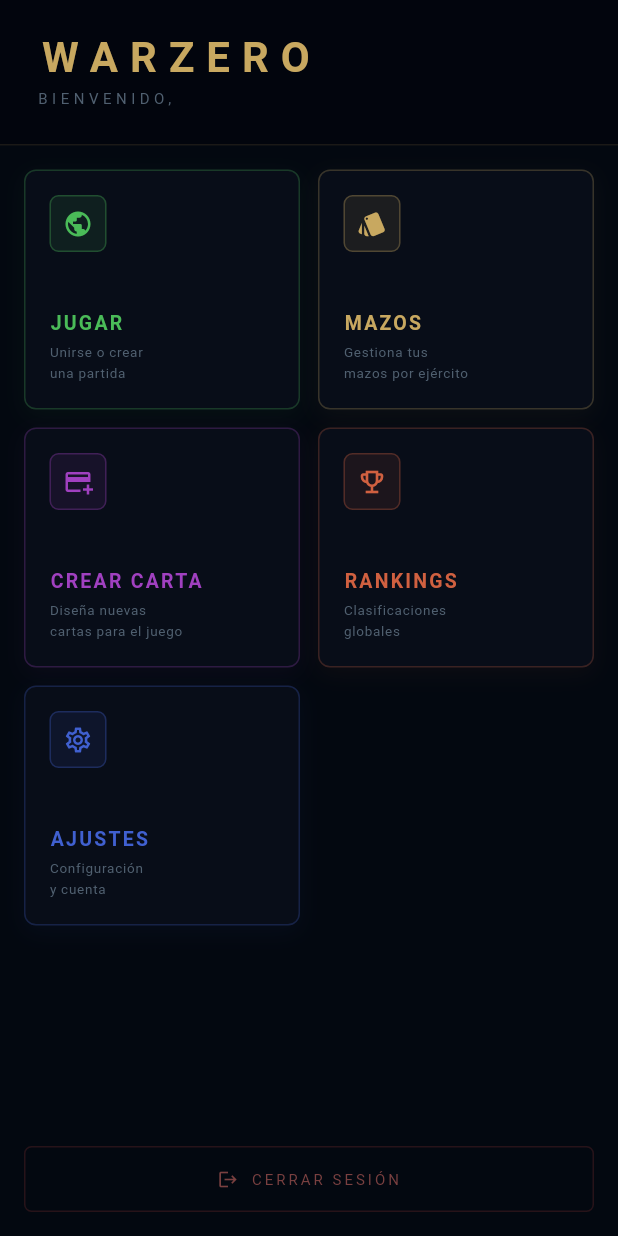
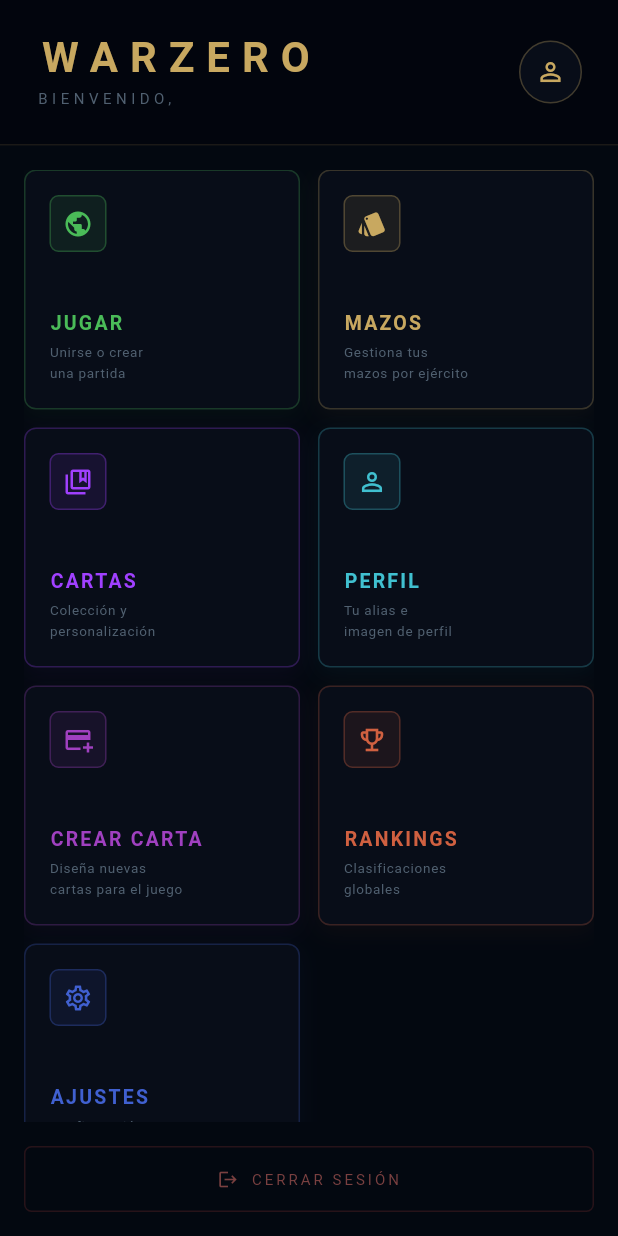
Before and after one commit to Daga89Mad/warzero, a Flutter app: the screen it shows once a user with an empty profile is signed in, on a phone screen of 412 x 824 dp. Run offline on Flutter 3.47's test engine with Material 3 defaults, Android fonts, the phone set to English and light mode, and no system bars; our stand-ins replace cloud_firestore, firebase_auth, firebase_core, flutter_secure_storage, shared_preferences; accounts and stored records are empty; Roboto replaces fonts that are missing (Cinzel).

Commit message:
Arreglo evoluciones y menu

```diff
--- a/lib/views/menu.dart
+++ b/lib/views/menu.dart
@@ -7,6 +7,8 @@ import 'package:warzero/views/loginBody.dart';
 import 'package:warzero/views/settingsScreen.dart';
 import 'package:warzero/views/lobby_screen.dart';
 import 'package:warzero/views/mazo_screen.dart';
+import 'package:warzero/views/cartas_screen.dart';
+import 'package:warzero/views/perfil_screen.dart';
 import 'package:warzero/views/crear_carta_screen.dart';
 
 class MenuScreen extends StatelessWidget {
@@ -40,6 +42,9 @@ class MenuScreen extends StatelessWidget {
                 border: Border(
                     bottom: BorderSide(color: Color(0x20C8A860), width: 1)),
               ),
+              child: Row(
+                children: [
+                  Expanded(
                     child: Column(
                       crossAxisAlignment: CrossAxisAlignment.start,
                       children: [
@@ -62,6 +67,27 @@ class MenuScreen extends StatelessWidget {
                             color: Color(0xFF506070),
                             fontFamily: 'Cinzel',
                             letterSpacing: 3,
+                          ),
+                        ),
+                      ],
+                    ),
+                  ),
+                  // Botón de acceso rápido al perfil
+                  GestureDetector(
+                    onTap: () => Navigator.of(context).push(MaterialPageRoute(
+                        builder: (_) => const PerfilScreen())),
+                    child: Container(
+                      width: 42,
+                      height: 42,
+                      decoration: BoxDecoration(
+                        shape: BoxShape.circle,
+                        color: const Color(0xFF080D18),
+                        border: Border.all(
+                            color: const Color(0xFFC8A860).withOpacity(0.3),
+                            width: 1),
+                      ),
+                      child: const Icon(Icons.person_outline,
+                          size: 20, color: Color(0xFFC8A860)),
                     ),
                   ),
                 ],
@@ -94,6 +120,24 @@ class MenuScreen extends StatelessWidget {
                       accent: const Color(0xFFC8A860),
                       onTap: () => Navigator.of(context).push(
                         MaterialPageRoute(builder: (_) => const MazoScreen()),
+                      ),
+                    ),
+                    _MenuTile(
+                      icon: Icons.collections_bookmark_outlined,
+                      label: 'CARTAS',
+                      sublabel: 'Colección y\npersonalización',
+                      accent: const Color(0xFFA040FF),
+                      onTap: () => Navigator.of(context).push(
+                        MaterialPageRoute(builder: (_) => const CartasScreen()),
+                      ),
+                    ),
+                    _MenuTile(
+                      icon: Icons.person_outline,
+                      label: 'PERFIL',
+                      sublabel: 'Tu alias e\nimagen de perfil',
+                      accent: const Color(0xFF40C0D0),
+                      onTap: () => Navigator.of(context).push(
+                        MaterialPageRoute(builder: (_) => const PerfilScreen()),
                       ),
                     ),
                     _MenuTile(
```
Also changed, not shown: lib/views/game_screen.dart (+43 -3 lines), lib/widgets/card_detail_overlay.dart (+88 -69 lines), lib/widgets/cell_sidebar.dart (+8 -11 lines), lib/widgets/hand_widget.dart (+13 -1 lines). Lines whose indentation alone changed are shown as unchanged.
